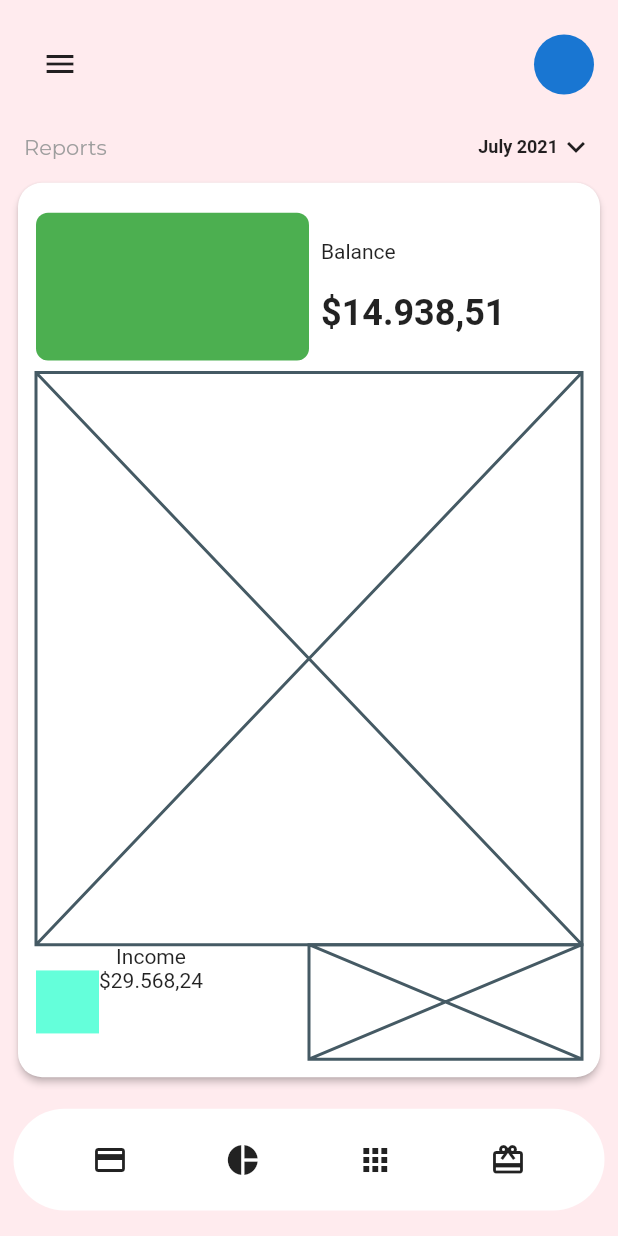
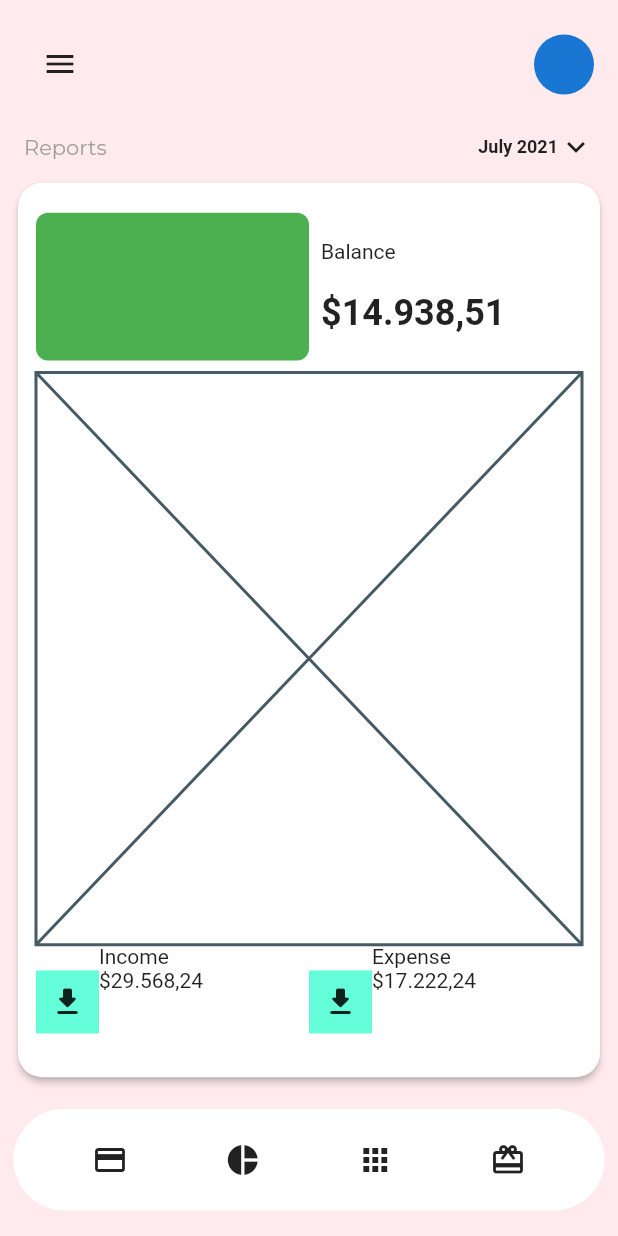
Before and after one commit to JAICHANGPARK/flutter_notebook_11th_story, a Flutter app: the screen it shows after launch, on a phone screen of 412 x 824 dp. Run offline on Flutter 3.47's test engine with Material 2 defaults, Android fonts, the phone set to English and light mode, and no system bars; our stand-ins replace backdrop, badges, flutter_inner_drawer, flutter_slidable, flutter_swiper, google_fonts.

Commit message:
Update bank_balance_page.dart

```diff
--- a/lib/ep749_bank_app/ui/bank_balance_page.dart
+++ b/lib/ep749_bank_app/ui/bank_balance_page.dart
@@ -106,8 +106,10 @@ class _BankBalancePageState extends State<BankBalancePage> {
                                         decoration: BoxDecoration(
                                           color: Colors.tealAccent,
                                         ),
+                                        child: Icon(Icons.download_rounded),
                                       ),
                                       Column(
+                                        crossAxisAlignment: CrossAxisAlignment.start,
                                         children: [
                                           Text("Income"),
                                           Text("\$29.568,24")
@@ -115,7 +117,25 @@ class _BankBalancePageState extends State<BankBalancePage> {
                                       )
                                     ],
                                   )),
-                                  Expanded(child: Placeholder())
+                                  Expanded(child: Row(
+                                    children: [
+                                      Container(
+                                        height: 42,
+                                        width: 42,
+                                        decoration: BoxDecoration(
+                                          color: Colors.tealAccent,
+                                        ),
+                                        child: Icon(Icons.download_rounded),
+                                      ),
+                                      Column(
+                                        crossAxisAlignment: CrossAxisAlignment.start,
+                                        children: [
+                                          Text("Expense"),
+                                          Text("\$17.222,24")
+                                        ],
+                                      )
+                                    ],
+                                  )),
                                 ],
                               )),
                             ],
```
